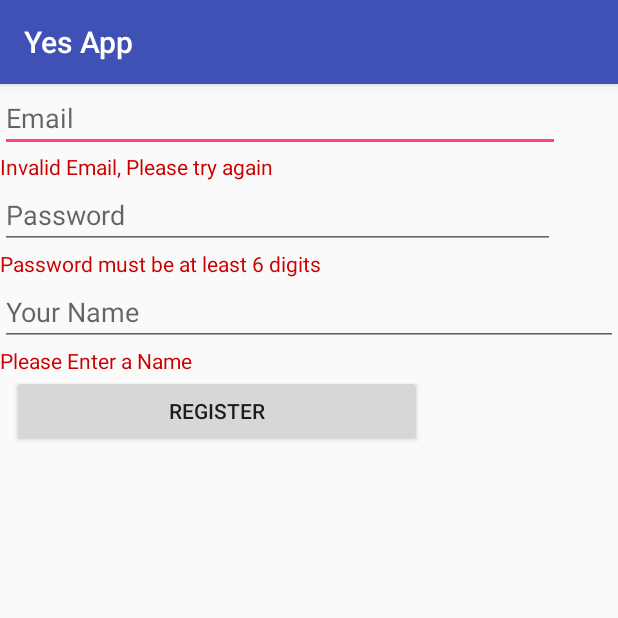
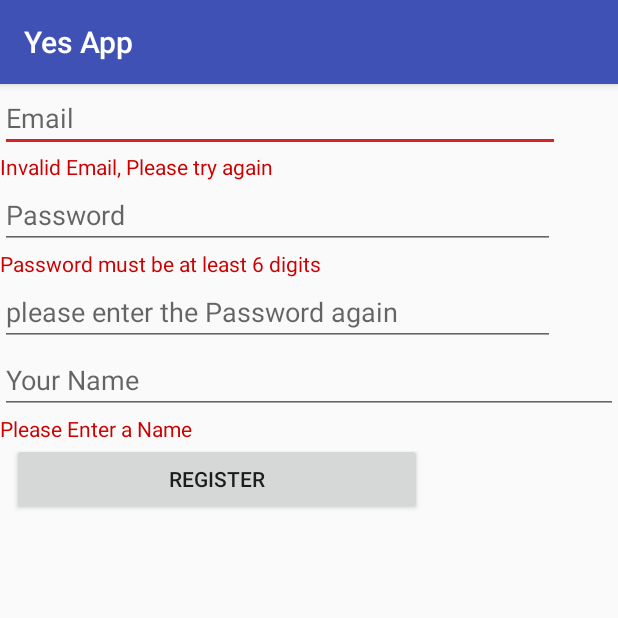
Before and after one commit to Alkhatib-Abraham/YesApp, an Android app: the RegisterActivity screen opened directly, with no data from a screen before it, after a tap on "REGISTER", on a phone screen of 412 x 824 dp, the top half of it. Run offline under Robolectric (Android 15) with nearby library versions, the phone set to English and light mode, and no system bars; our stand-ins replace Firebase (no records; nobody signed in at launch, a user with empty details on screens opened directly).

```diff
--- a/app/src/main/java/com/yesapp/yesapp/Create.java
+++ b/app/src/main/java/com/yesapp/yesapp/Create.java
@@ -74,8 +74,9 @@ public class Create extends AppCompatActivity {
                     if (task.isSuccessful()) {
 
                         Toast.makeText(Create.this, "Post Add Successfully", Toast.LENGTH_SHORT).show();
-                        Intent i = new Intent(Create.this, MainActivity.class);
-                        startActivity(i);
+                        //unnecessary
+                        //Intent i = new Intent(Create.this, MainActivity.class);
+                        //startActivity(i);
                         finish();
                     } else {
                         Toast.makeText(Create.this, "Error : post not add 🙁 ", Toast.LENGTH_SHORT).show();
--- a/app/src/main/java/com/yesapp/yesapp/RegisterActivity.java
+++ b/app/src/main/java/com/yesapp/yesapp/RegisterActivity.java
@@ -21,7 +21,7 @@ public class RegisterActivity extends AppCompatActivity {
 
     String register_usersname;
     private FirebaseAuth mAuth;
-    TextView msg1,msg2,msg3;
+    TextView msg1,msg2,msg3,msg22;
 
     @Override
     protected void onCreate(Bundle savedInstanceState) {
@@ -31,9 +31,13 @@ public class RegisterActivity extends AppCompatActivity {
         msg1 = (TextView) findViewById(R.id.errorMsg1);
         msg2 = (TextView) findViewById(R.id.errorMsg2);
         msg3 = (TextView) findViewById(R.id.errorMsg3);
+        msg22 = (TextView) findViewById(R.id.errorMsg22);
+
         msg1.setVisibility(View.GONE);
         msg2.setVisibility(View.GONE);
         msg3.setVisibility(View.GONE);
+        msg22.setVisibility(View.GONE);
+
 
     }
 
@@ -45,13 +49,18 @@ public class RegisterActivity extends AppCompatActivity {
         msg1.setVisibility(View.GONE);
         msg2.setVisibility(View.GONE);
         msg3.setVisibility(View.GONE);
+        msg22.setVisibility(View.GONE);
+
 
         EditText reg_email =    (EditText) findViewById(R.id.Register_Email);
         EditText reg_password =     (EditText) findViewById(R.id.Register_Password);
+        EditText reg_password2 =         (EditText) findViewById(R.id.Register_Password2);
         EditText reg_name =         (EditText) findViewById(R.id.Register_User);
+
 
         String register_email = reg_email.getText().toString().trim();
         String register_password = reg_password.getText().toString().trim();
+        String register_password2 = reg_password2.getText().toString().trim();
         register_usersname = reg_name.getText().toString().trim();
 
          // to check==================
@@ -66,6 +75,10 @@ public class RegisterActivity extends AppCompatActivity {
         }
         if (register_password.length() < 6) {
             msg2.setVisibility(View.VISIBLE);
+            error ++;
+        }
+        if (!register_password.equals(register_password2)) {
+            msg22.setVisibility(View.VISIBLE);
             error ++;
         }
         if(error !=0){
--- a/app/src/main/res/layout/activity_register.xml
+++ b/app/src/main/res/layout/activity_register.xml
@@ -44,6 +44,24 @@
         android:textColor="@android:color/holo_red_dark" />
 
     <EditText
+        android:id="@+id/Register_Password2"
+        android:layout_width="370dp"
+        android:layout_height="wrap_content"
+        android:ems="10"
+        android:hint="please enter the Password again"
+        android:inputType="textPersonName"
+        android:password="true"
+        tools:layout_editor_absoluteX="7dp"
+        tools:layout_editor_absoluteY="49dp" />
+
+    <TextView
+        android:id="@+id/errorMsg22"
+        android:layout_width="match_parent"
+        android:layout_height="wrap_content"
+        android:text="Password dosn't match"
+        android:textColor="@android:color/holo_red_dark" />
+
+    <EditText
         android:id="@+id/Register_User"
         android:layout_width="match_parent"
         android:layout_height="wrap_content"
--- a/app/src/main/res/values/colors.xml
+++ b/app/src/main/res/values/colors.xml
@@ -1,6 +1,6 @@
 <?xml version="1.0" encoding="utf-8"?>
 <resources>
     <color name="colorPrimary">#3F51B5</color>
-    <color name="colorPrimaryDark">#303F9F</color>
-    <color name="colorAccent">#FF4081</color>
+    <color name="colorPrimaryDark">#303f9f</color>
+    <color name="colorAccent">#da2121</color>
 </resources>
```
Also changed, not shown: app/src/main/java/com/yesapp/yesapp/LoginActivity.java (+43 -2 lines), app/src/main/java/com/yesapp/yesapp/ResetPassword.java (added, +58 -0 lines), app/src/main/java/com/yesapp/yesapp/ResetPasswordListener.java (added, +7 -0 lines), app/src/main/java/com/yesapp/yesapp/Settings.java (+6 -1 lines), app/src/main/res/layout/activity_login.xml (+10 -0 lines), app/src/main/res/layout/reset_passowrd.xml (added, +16 -0 lines).
